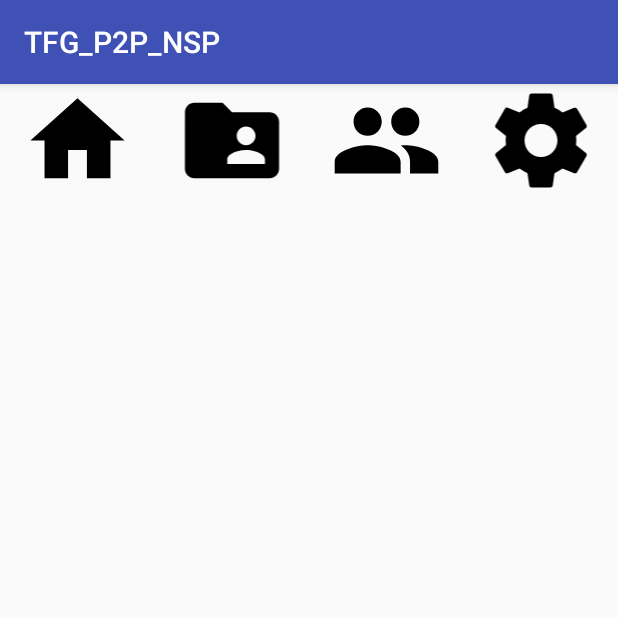
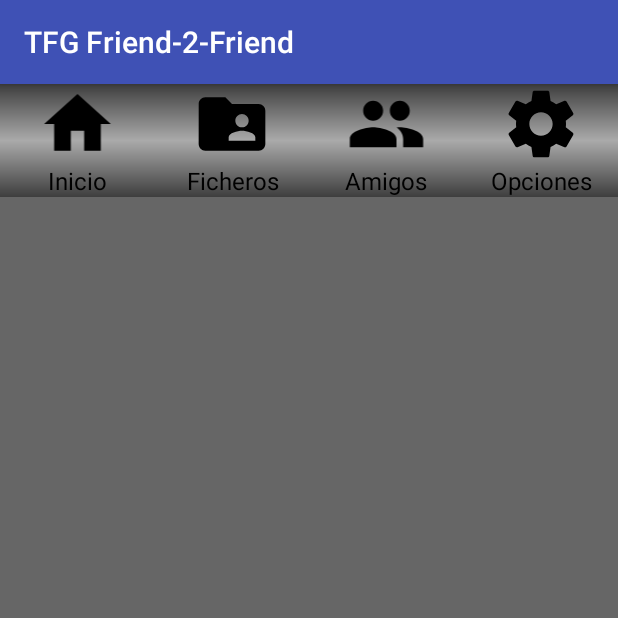
Before and after one commit to Jagarc88/TFG_P2P_NSP, an Android app: the screen it shows after launch (MainActivity), on a phone screen of 412 x 824 dp, the top half of it. Run offline under Robolectric (Android 15) with nearby library versions, the phone set to English and light mode, and no system bars.

Commit message:
Terminada la base del APP (tab y el contenedor de los fragmentos)

```diff
--- a/app/src/main/res/drawable/tabbar_background_default.xml
+++ b/app/src/main/res/drawable/tabbar_background_default.xml
@@ -1,4 +1,11 @@
 <?xml version="1.0" encoding="utf-8"?>
-<selector xmlns:android="http://schemas.android.com/apk/res/android">
+<shape xmlns:android="http://schemas.android.com/apk/res/android">
 
-</selector>
+    <gradient
+        android:centerColor="@android:color/darker_gray"
+        android:endColor="#3e3e3e"
+        android:startColor="#3e3e3e"
+        android:angle="90"/>
+
+
+</shape>
--- /dev/null
+++ b/app/src/main/res/drawable/tabbar_background_selected.xml
@@ -0,0 +1,13 @@
+<?xml version="1.0" encoding="utf-8"?>
+<shape xmlns:android="http://schemas.android.com/apk/res/android">
+
+    <gradient
+        android:centerColor="#f4f4f4"
+        android:endColor="#949494"
+        android:startColor="#8c8c8c"
+        android:angle="90"/>
+    <stroke
+        android:color="#000"
+        android:width="2dp"/>
+
+</shape>
--- a/app/src/main/res/layout/activity_main.xml
+++ b/app/src/main/res/layout/activity_main.xml
@@ -1,5 +1,5 @@
 <?xml version="1.0" encoding="utf-8"?>
-<GridLayout xmlns:android="http://schemas.android.com/apk/res/android"
+<RelativeLayout xmlns:android="http://schemas.android.com/apk/res/android"
     xmlns:app="http://schemas.android.com/apk/res-auto"
     xmlns:tools="http://schemas.android.com/tools"
     android:layout_width="match_parent"
@@ -10,44 +10,125 @@
     <GridLayout
         android:layout_height="75dp"
         android:layout_width="match_parent"
-        android:columnCount="5">
+        android:columnCount="5"
+        android:id="@+id/tabbar_layout">
 
-        <ImageView
-            android:src="@drawable/ic_home_black_24dp"
+        <LinearLayout
+            android:id="@+id/tabbar_tabinicio_layout"
             android:layout_width="1dp"
             android:layout_height="1dp"
             android:layout_columnWeight="1"
             android:layout_rowWeight="1"
             android:layout_column="1"
-            android:layout_row="1"/>
-        <ImageView
-            android:src="@drawable/ic_folder_shared_black_24dp"
+            android:layout_row="1"
+            android:orientation="vertical"
+            android:background="@drawable/tabbar_background_default">
+            <ImageView
+                android:id="@+id/tabbar_tabinicio_image"
+                android:src="@drawable/ic_home_black_24dp"
+                android:layout_width="match_parent"
+                android:layout_height="1dp"
+                android:layout_weight="1"
+                />
+            <TextView
+                android:id="@+id/tabbar_tabinicio_text"
+                android:layout_width="match_parent"
+                android:layout_height="wrap_content"
+                android:text="@string/tab_tabbar_inicio"
+                android:gravity="center"
+                android:textSize="16dp"
+                android:textColor="@android:color/black"/>
+        </LinearLayout>
+        <LinearLayout
+            android:id="@+id/tabbar_tabficheros_layout"
             android:layout_width="1dp"
             android:layout_height="1dp"
             android:layout_columnWeight="1"
             android:layout_rowWeight="1"
             android:layout_column="2"
-            android:layout_row="1"/>
-        <ImageView
-            android:src="@drawable/ic_people_black_24dp"
+            android:layout_row="1"
+            android:orientation="vertical"
+            android:background="@drawable/tabbar_background_default">
+            <ImageView
+                android:id="@+id/tabbar_tabficheros_image"
+                android:src="@drawable/ic_folder_shared_black_24dp"
+                android:layout_width="match_parent"
+                android:layout_height="1dp"
+                android:layout_weight="1"
+                />
+            <TextView
+                android:id="@+id/tabbar_tabficheros_text"
+                android:layout_width="match_parent"
+                android:layout_height="wrap_content"
+                android:text="@string/tab_tabbar_ficheros"
+                android:gravity="center"
+                android:textSize="16dp"
+                android:textColor="@android:color/black"/>
+        </LinearLayout>
+        <LinearLayout
+            android:id="@+id/tabbar_tabamigos_layout"
             android:layout_width="1dp"
             android:layout_height="1dp"
             android:layout_columnWeight="1"
             android:layout_rowWeight="1"
             android:layout_column="3"
-            android:layout_row="1"/>
-        <ImageView
-            android:src="@drawable/ic_settings_black_24dp"
+            android:layout_row="1"
+            android:orientation="vertical"
+            android:background="@drawable/tabbar_background_default">
+            <ImageView
+                android:id="@+id/tabbar_tabamigos_image"
+                android:src="@drawable/ic_people_black_24dp"
+                android:layout_width="match_parent"
+                android:layout_height="1dp"
+                android:layout_weight="1"
+                />
+            <TextView
+                android:id="@+id/tabbar_tabamigos_text"
+                android:layout_width="match_parent"
+                android:layout_height="wrap_content"
+                android:text="@string/tab_tabbar_amigos"
+                android:gravity="center"
+                android:textSize="16dp"
+                android:textColor="@android:color/black"/>
+        </LinearLayout>
+        <LinearLayout
+            android:id="@+id/tabbar_tabopciones_layout"
             android:layout_width="1dp"
             android:layout_height="1dp"
             android:layout_columnWeight="1"
             android:layout_rowWeight="1"
             android:layout_column="4"
-            android:layout_row="1"/>
-
-
+            android:layout_row="1"
+            android:orientation="vertical"
+            android:background="@drawable/tabbar_background_default">
+            <ImageView
+                android:id="@+id/tabbar_tabopciones_image"
+                android:src="@drawable/ic_settings_black_24dp"
+                android:layout_width="match_parent"
+                android:layout_height="1dp"
+                android:layout_weight="1"
+                />
+            <TextView
+                android:id="@+id/tabbar_tabopciones_text"
+                android:layout_width="match_parent"
+                android:layout_height="wrap_content"
+                android:text="@string/tab_tabbar_opciones"
+                android:gravity="center"
+                android:textSize="16dp"
+                android:textColor="@android:color/black"/>
+        </LinearLayout>
     </GridLayout>
 
+    <FrameLayout
+        android:id="@+id/main_content_layout"
+        android:layout_width="1dp"
+        android:layout_height="1dp"
+        android:layout_alignParentBottom="true"
+        android:layout_alignParentEnd="true"
+        android:layout_alignParentLeft="true"
+        android:layout_alignParentRight="true"
+        android:layout_alignParentStart="true"
+        android:layout_below="@+id/tabbar_layout"
+        android:background="#666666"></FrameLayout>
 
-
-</GridLayout>
+</RelativeLayout>
--- a/app/src/main/res/values/strings.xml
+++ b/app/src/main/res/values/strings.xml
@@ -1,3 +1,8 @@
 <resources>
-    <string name="app_name">TFG_P2P_NSP</string>
+    <string name="app_name">TFG Friend-2-Friend</string>
+
+    <string name="tab_tabbar_inicio">Inicio</string>
+    <string name="tab_tabbar_ficheros">Ficheros</string>
+    <string name="tab_tabbar_amigos">Amigos</string>
+    <string name="tab_tabbar_opciones">Opciones</string>
 </resources>
```
